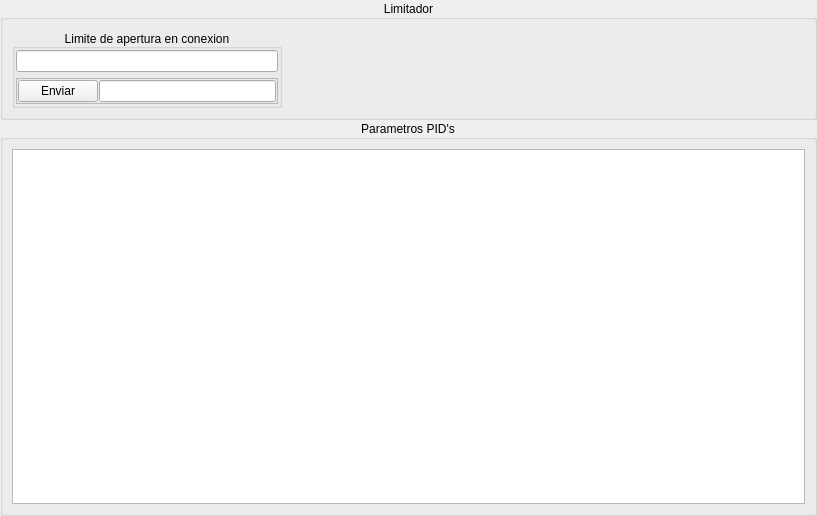
The window that HMI/src/ControlOptWdg.ui (DaniAlfa/Turbine_Governor) describes before a commit, drawn with Qt 5.
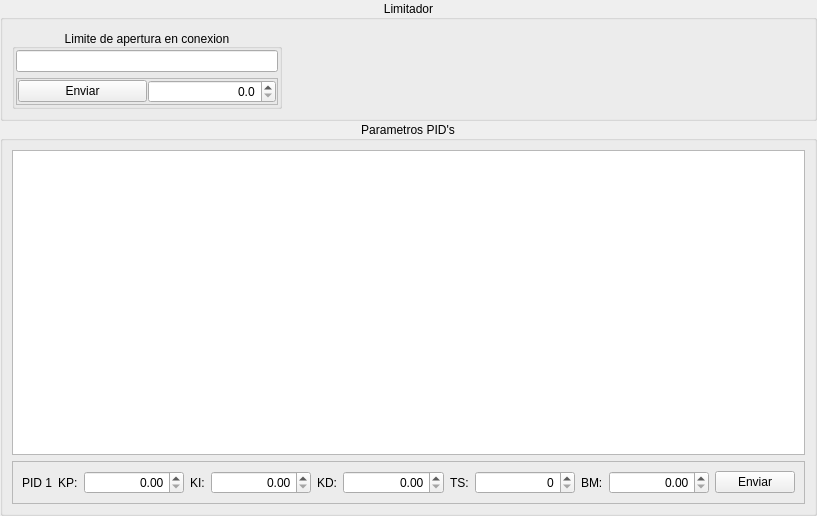
The same window after the commit.

Commit message: Parametros de control con tabla y widget de control de posicion

```diff
--- a/HMI/src/ControlOptWdg.ui
+++ b/HMI/src/ControlOptWdg.ui
@@ -113,7 +113,14 @@
              </widget>
             </item>
             <item>
-             <widget class="QLineEdit" name="lineEdit_5"/>
+             <widget class="QDoubleSpinBox" name="spOpLim">
+              <property name="alignment">
+               <set>Qt::AlignRight|Qt::AlignTrailing|Qt::AlignVCenter</set>
+              </property>
+              <property name="decimals">
+               <number>1</number>
+              </property>
+             </widget>
             </item>
            </layout>
           </widget>
@@ -138,16 +145,178 @@
     </widget>
    </item>
    <item>
-    <widget class="QGroupBox" name="groupBox">
+    <widget class="QGroupBox" name="groupBox_10">
      <property name="title">
       <string>Parametros PID's</string>
      </property>
      <property name="alignment">
       <set>Qt::AlignCenter</set>
      </property>
-     <layout class="QHBoxLayout" name="horizontalLayout_2">
+     <layout class="QVBoxLayout" name="verticalLayout_2">
       <item>
-       <widget class="QTableView" name="tableView"/>
+       <widget class="QTableView" name="tvPIDS"/>
+      </item>
+      <item>
+       <widget class="QFrame" name="frSelection">
+        <property name="frameShape">
+         <enum>QFrame::StyledPanel</enum>
+        </property>
+        <property name="frameShadow">
+         <enum>QFrame::Raised</enum>
+        </property>
+        <layout class="QHBoxLayout" name="horizontalLayout_2">
+         <item>
+          <widget class="QLabel" name="pidLabel">
+           <property name="sizePolicy">
+            <sizepolicy hsizetype="Fixed" vsizetype="Preferred">
+             <horstretch>0</horstretch>
+             <verstretch>0</verstretch>
+            </sizepolicy>
+           </property>
+           <property name="text">
+            <string>PID 1</string>
+           </property>
+          </widget>
+         </item>
+         <item>
+          <widget class="QLabel" name="label">
+           <property name="sizePolicy">
+            <sizepolicy hsizetype="Fixed" vsizetype="Preferred">
+             <horstretch>0</horstretch>
+             <verstretch>0</verstretch>
+            </sizepolicy>
+           </property>
+           <property name="text">
+            <string>KP:</string>
+           </property>
+          </widget>
+         </item>
+         <item>
+          <widget class="QDoubleSpinBox" name="spKp">
+           <property name="sizePolicy">
+            <sizepolicy hsizetype="Expanding" vsizetype="Fixed">
+             <horstretch>0</horstretch>
+             <verstretch>0</verstretch>
+            </sizepolicy>
+           </property>
+           <property name="alignment">
+            <set>Qt::AlignRight|Qt::AlignTrailing|Qt::AlignVCenter</set>
+           </property>
+          </widget>
+         </item>
+         <item>
+          <widget class="QLabel" name="label_2">
+           <property name="sizePolicy">
+            <sizepolicy hsizetype="Fixed" vsizetype="Preferred">
+             <horstretch>0</horstretch>
+             <verstretch>0</verstretch>
+            </sizepolicy>
+           </property>
+           <property name="text">
+            <string>KI:</string>
+           </property>
+          </widget>
+         </item>
+         <item>
+          <widget class="QDoubleSpinBox" name="spKi">
+           <property name="sizePolicy">
+            <sizepolicy hsizetype="Expanding" vsizetype="Fixed">
+             <horstretch>0</horstretch>
+             <verstretch>0</verstretch>
+            </sizepolicy>
+           </property>
+           <property name="alignment">
+            <set>Qt::AlignRight|Qt::AlignTrailing|Qt::AlignVCenter</set>
+           </property>
+          </widget>
+         </item>
+         <item>
+          <widget class="QLabel" name="label_3">
+           <property name="sizePolicy">
+            <sizepolicy hsizetype="Fixed" vsizetype="Preferred">
+             <horstretch>0</horstretch>
+             <verstretch>0</verstretch>
+            </sizepolicy>
+           </property>
+           <property name="text">
+            <string>KD:</string>
+           </property>
+          </widget>
+         </item>
+         <item>
+          <widget class="QDoubleSpinBox" name="spKd">
+           <property name="sizePolicy">
+            <sizepolicy hsizetype="Expanding" vsizetype="Fixed">
+             <horstretch>0</horstretch>
+             <verstretch>0</verstretch>
+            </sizepolicy>
+           </property>
+           <property name="alignment">
+            <set>Qt::AlignRight|Qt::AlignTrailing|Qt::AlignVCenter</set>
+           </property>
+          </widget>
+         </item>
+         <item>
+          <widget class="QLabel" name="label_4">
+           <property name="sizePolicy">
+            <sizepolicy hsizetype="Fixed" vsizetype="Preferred">
+             <horstretch>0</horstretch>
+             <verstretch>0</verstretch>
+            </sizepolicy>
+           </property>
+           <property name="text">
+            <string>TS:</string>
+           </property>
+          </widget>
+         </item>
+         <item>
+          <widget class="QSpinBox" name="spSt">
+           <property name="sizePolicy">
+            <sizepolicy hsizetype="Expanding" vsizetype="Fixed">
+             <horstretch>0</horstretch>
+             <verstretch>0</verstretch>
+            </sizepolicy>
+           </property>
+           <property name="alignment">
+            <set>Qt::AlignRight|Qt::AlignTrailing|Qt::AlignVCenter</set>
+           </property>
+          </widget>
+         </item>
+         <item>
+          <widget class="QLabel" name="label_5">
+           <property name="sizePolicy">
+            <sizepolicy hsizetype="Fixed" vsizetype="Preferred">
+             <horstretch>0</horstretch>
+             <verstretch>0</verstretch>
+            </sizepolicy>
+           </property>
+           <property name="text">
+            <string>BM:</string>
+           </property>
+          </widget>
+         </item>
+         <item>
+          <widget class="QDoubleSpinBox" name="spDb">
+           <property name="sizePolicy">
+            <sizepolicy hsizetype="Expanding" vsizetype="Fixed">
+             <horstretch>0</horstretch>
+             <verstretch>0</verstretch>
+            </sizepolicy>
+           </property>
+           <property name="alignment">
+            <set>Qt::AlignRight|Qt::AlignTrailing|Qt::AlignVCenter</set>
+           </property>
+          </widget>
+         </item>
+         <item>
+          <widget class="QPushButton" name="cmdSendPID">
+           <property name="text">
+            <string>Enviar</string>
+           </property>
+          </widget>
+         </item>
+        </layout>
+       </widget>
       </item>
      </layout>
     </widget>
```
Left out of the diff: 6 changed lines with no effect on the pictures. The commit also changes 17 other files.
